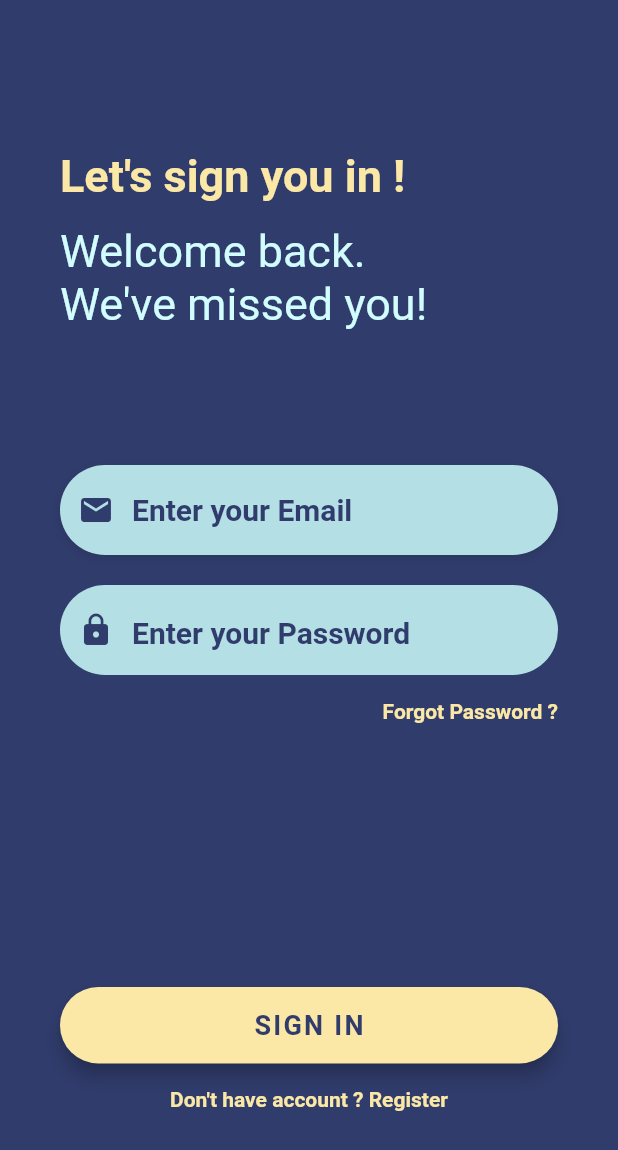
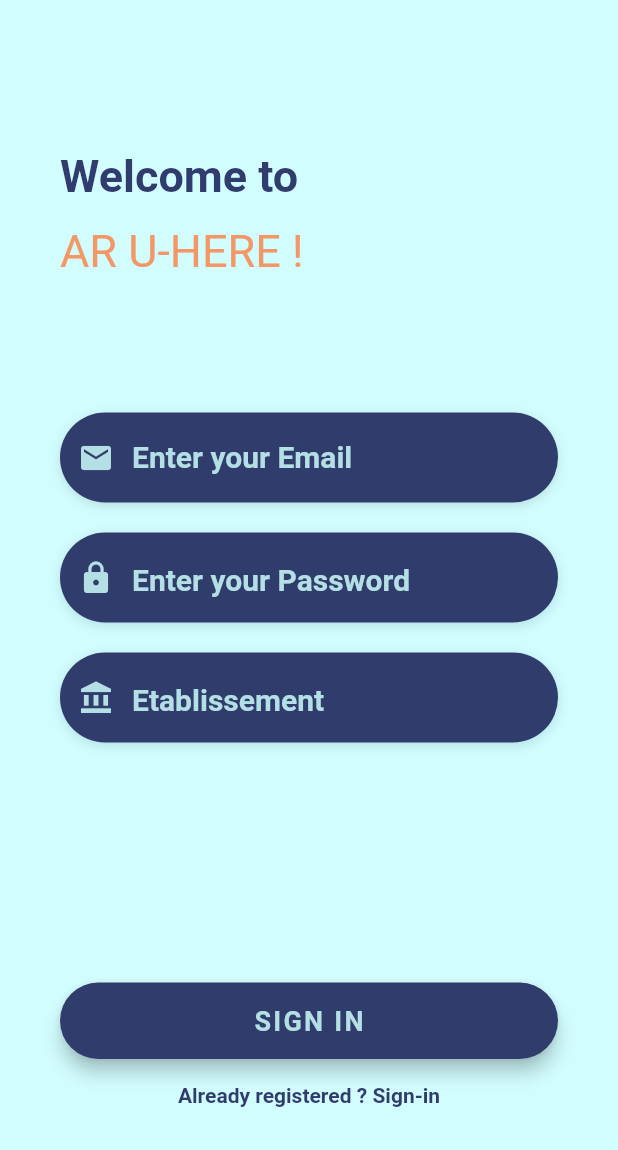
Before and after one commit to Necrelox/AR-U-Here, a Flutter app: the Login screen opened directly, after a tap on "Don't have account ? Register", on a phone screen of 412 x 824 dp. Shown: the top 1150 px of the screen. Run offline on Flutter 3.47's test engine with Material 2 defaults, Android fonts, the phone set to English and light mode, and no system bars; our stand-ins replace font_awesome_flutter, google_fonts; Roboto replaces fonts that are missing (OpenSans).

Commit message:
Add register page

```diff
--- a/App/lib/login.dart
+++ b/App/lib/Registration/login.dart
@@ -1,6 +1,7 @@
 // ignore_for_file: unnecessary_new
 import 'package:flutter/material.dart';
 import 'package:flutter/services.dart';
+import 'register.dart';
 
 class Login extends StatelessWidget {
   Widget _email() {
@@ -147,11 +148,18 @@ class Login extends StatelessWidget {
     );
   }
 
-  Widget _register() {
+  Widget _register(BuildContext context) {
     return Container(
       alignment: Alignment.center,
       child: FlatButton(
-        onPressed: () => print("Register"),
+        onPressed: () {
+          Navigator.push(
+            context,
+            MaterialPageRoute(
+              builder: (context) => Register(),
+            ),
+          );
+        },
         // padding: const EdgeInsets.only(top: 0.0),
         child: const Text(
           "Don't have account ? Register",
@@ -211,7 +219,7 @@ class Login extends StatelessWidget {
                       _password(),
                       _forgotPwd(),
                       _loginBtn(),
-                      _register(),
+                      _register(context),
                     ],
                   ),
                 ],
--- /dev/null
+++ b/App/lib/Registration/register.dart
@@ -0,0 +1,265 @@
+// ignore_for_file: unnecessary_new
+import 'dart:developer';
+import 'login.dart';
+import 'package:flutter/material.dart';
+import 'package:flutter/services.dart';
+
+class Register extends StatelessWidget {
+  Widget _email() {
+    return Container(
+      padding: EdgeInsets.only(top: 40.0),
+      child: Column(
+        crossAxisAlignment: CrossAxisAlignment.start,
+        children: <Widget>[
+          const SizedBox(height: 10.0),
+          Container(
+            alignment: Alignment.centerLeft,
+            decoration: BoxDecoration(
+              color: Color(0XFF303C6C),
+              borderRadius: BorderRadius.circular(51.0),
+              boxShadow: const [
+                BoxShadow(
+                  color: Colors.black12,
+                  blurRadius: 6.0,
+                  offset: Offset(0, 2),
+                ),
+              ],
+            ),
+            height: 60.0,
+            child: const TextField(
+              keyboardType: TextInputType.emailAddress,
+              style: TextStyle(
+                color: Color(0xFFB4DFE5),
+                fontSize: 20.0,
+                fontFamily: 'OpenSans',
+              ),
+              decoration: InputDecoration(
+                border: InputBorder.none,
+                contentPadding: EdgeInsets.only(top: 12, left: 30.0),
+                prefixIcon: Icon(
+                  Icons.email,
+                  color: Color(0xFFB4DFE5),
+                ),
+                hintText: 'Enter your Email',
+                hintStyle: TextStyle(
+                  fontSize: 20.0,
+                  fontWeight: FontWeight.bold,
+                  color: Color(0xFFB4DFE5),
+                  fontFamily: 'OpenSans',
+                ),
+              ),
+            ),
+          ),
+        ],
+      ),
+    );
+  }
+
+  Widget _password() {
+    return Padding(
+      padding: const EdgeInsets.only(top: 10.0),
+      // padding: EdgeInsets.symmetric(vertical: 50.0),
+      child: Column(
+        crossAxisAlignment: CrossAxisAlignment.start,
+        children: <Widget>[
+          const SizedBox(height: 10.0),
+          Container(
+            alignment: Alignment.centerLeft,
+            decoration: BoxDecoration(
+              color: Color(0XFF303C6C),
+              borderRadius: BorderRadius.circular(51.0),
+              boxShadow: const [
+                BoxShadow(
+                  color: Color(0xFFB4DFE5),
+                  blurRadius: 6.0,
+                  offset: Offset(0, 2),
+                ),
+              ],
+            ),
+            height: 60.0,
+            child: const TextField(
+              obscureText: true,
+              style: TextStyle(
+                color: Color(0xFFB4DFE5),
+                fontFamily: 'OpenSans',
+              ),
+              decoration: InputDecoration(
+                border: InputBorder.none,
+                contentPadding: EdgeInsets.only(top: 14.0),
+                prefixIcon: Icon(
+                  Icons.lock,
+                  color: Color(0xFFB4DFE5),
+                ),
+                hintText: 'Enter your Password',
+                hintStyle: TextStyle(
+                  fontSize: 20.0,
+                  fontWeight: FontWeight.bold,
+                  color: Color(0xFFB4DFE5),
+                  fontFamily: 'OpenSans',
+                ),
+              ),
+            ),
+          ),
+        ],
+      ),
+    );
+  }
+
+  Widget _etablissement() {
+    return Padding(
+      padding: const EdgeInsets.only(top: 10.0),
+      // padding: EdgeInsets.symmetric(vertical: 50.0),
+      child: Column(
+        crossAxisAlignment: CrossAxisAlignment.start,
+        children: <Widget>[
+          const SizedBox(height: 10.0),
+          Container(
+            alignment: Alignment.centerLeft,
+            decoration: BoxDecoration(
+              color: Color(0XFF303C6C),
+              borderRadius: BorderRadius.circular(51.0),
+              boxShadow: const [
+                BoxShadow(
+                  color: Color(0xFFB4DFE5),
+                  blurRadius: 6.0,
+                  offset: Offset(0, 2),
+                ),
+              ],
+            ),
+            height: 60.0,
+            child: const TextField(
+              obscureText: true,
+              style: TextStyle(
+                color: Color(0xFFB4DFE5),
+                fontFamily: 'OpenSans',
+              ),
+              decoration: InputDecoration(
+                border: InputBorder.none,
+                contentPadding: EdgeInsets.only(top: 14.0),
+                prefixIcon: Icon(
+                    color: Color(0xFFB4DFE5),
+                    IconData(0xe040, fontFamily: 'MaterialIcons')),
+                hintText: 'Etablissement',
+                hintStyle: TextStyle(
+                  fontSize: 20.0,
+                  fontWeight: FontWeight.bold,
+                  color: Color(0xFFB4DFE5),
+                  fontFamily: 'OpenSans',
+                ),
+              ),
+            ),
+          ),
+        ],
+      ),
+    );
+  }
+
+  Widget _signupBtn() {
+    return Container(
+      padding: EdgeInsets.only(top: 160.0),
+      width: double.infinity,
+      child: RaisedButton(
+        elevation: 5.0,
+        onPressed: () => print('Login Button Pressed'),
+        padding: EdgeInsets.all(15.0),
+        shape: RoundedRectangleBorder(
+          borderRadius: BorderRadius.circular(51.0),
+        ),
+        color: Color(0XFF303C6C),
+        child: const Text(
+          'SIGN IN',
+          style: TextStyle(
+            color: Color(0xFFB4DFE5),
+            letterSpacing: 1.5,
+            fontSize: 18.0,
+            fontWeight: FontWeight.bold,
+            fontFamily: 'OpenSans',
+          ),
+        ),
+      ),
+    );
+  }
+
+  Widget _login(BuildContext context) {
+    return Container(
+      alignment: Alignment.center,
+      child: FlatButton(
+        onPressed: () {
+          Navigator.push(
+            context,
+            MaterialPageRoute(
+              builder: (context) => Login(),
+            ),
+          );
+        },
+        // padding: const EdgeInsets.only(top: 0.0),
+        child: const Text(
+          "Already registered ? Sign-in",
+          style: TextStyle(
+            color: Color(0XFF303C6C),
+            fontWeight: FontWeight.bold,
+            fontFamily: 'OpenSans',
+          ),
+        ),
+      ),
+    );
+  }
+
+  @override
+  Widget build(BuildContext context) {
+    return Scaffold(
+      backgroundColor: Color(0XFFD2FDFF),
+      body: Stack(
+        children: <Widget>[
+          Container(
+            height: double.infinity,
+            child: SingleChildScrollView(
+              physics: const AlwaysScrollableScrollPhysics(),
+              padding: const EdgeInsets.symmetric(
+                horizontal: 40.0,
+                vertical: 100,
+              ),
+              child: Column(
+                children: <Widget>[
+                  const Align(
+                    alignment: Alignment.topLeft,
+                    child: Text("Welcome to ",
+                        style: TextStyle(
+                          color: Color(0XFF303C6C),
+                          fontFamily: 'OpenSans',
+                          fontSize: 30.0,
+                          fontWeight: FontWeight.bold,
+                        )),
+                  ),
+                  const Align(
+                    alignment: Alignment.topLeft,
+                    child: Padding(
+                      padding: EdgeInsets.only(top: 15),
+                      child: Text("AR U-HERE !",
+                          style: TextStyle(
+                            color: Color(0XFFF49767),
+                            fontFamily: 'OpenSans',
+                            fontSize: 30.0,
+                          )),
+                    ),
+                  ),
+                  Column(
+                    mainAxisAlignment: MainAxisAlignment.center,
+                    children: <Widget>[
+                      SizedBox(height: 40),
+                      _email(),
+                      _password(),
+                      _etablissement(),
+                      _signupBtn(),
+                      _login(context),
+                    ],
+                  ),
+                ],
+              ),
+            ),
+          ),
+        ],
+      ),
+    );
+  }
+}
--- a/App/lib/welcome_page.dart
+++ b/App/lib/welcome_page.dart
@@ -1,7 +1,7 @@
 import 'package:flutter/material.dart';
 import 'package:google_fonts/google_fonts.dart';
 import 'animation.dart';
-import 'Login.dart';
+import 'Registration/login.dart';
 import './didactiel/didactiel1.dart';
 
 class WelcomePage extends StatelessWidget {
```
